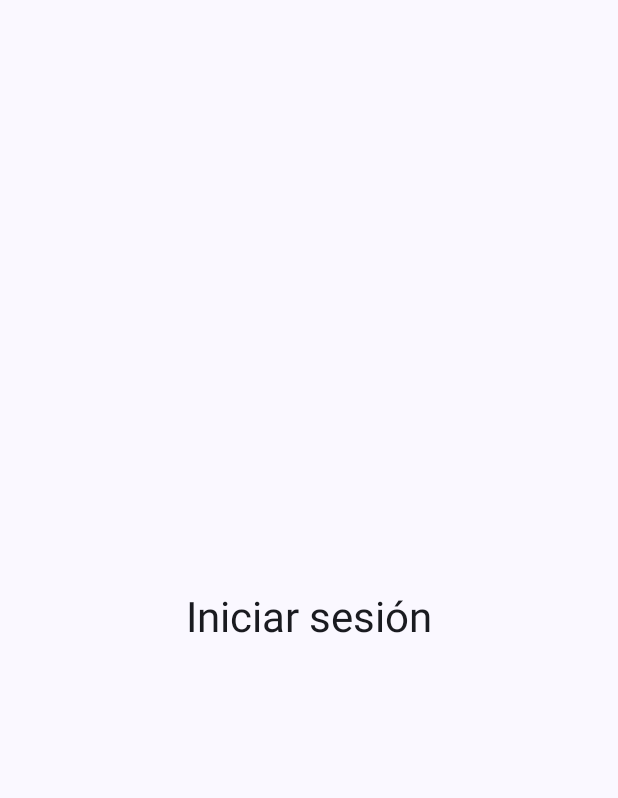
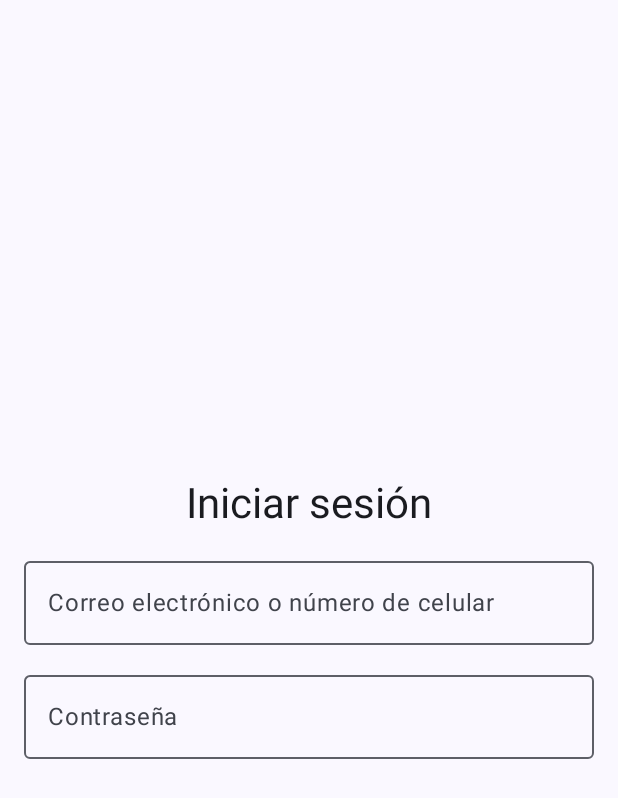
Before and after one commit to AdriPprgm/beneficios_juventud, an Android app built with Jetpack Compose: the screen it shows after launch (MainActivity), on a phone screen of 412 x 824 dp. Shown: the top 798 px of the screen. Run offline under Robolectric (Android 15) with nearby library versions, the phone set to English and light mode, and no system bars.

Commit message:
Vista de la pantalla de login

```diff
--- a/app/src/main/java/mx/apb/beneficios_juventud/view/MainierActivity.kt
+++ b/app/src/main/java/mx/apb/beneficios_juventud/view/MainierActivity.kt
@@ -8,13 +8,16 @@ import androidx.compose.foundation.layout.Arrangement
 import androidx.compose.foundation.layout.Box
 import androidx.compose.foundation.layout.Column
 import androidx.compose.foundation.layout.fillMaxSize
+import androidx.compose.foundation.layout.fillMaxWidth
 import androidx.compose.foundation.layout.padding
 import androidx.compose.material3.MaterialTheme
+import androidx.compose.material3.OutlinedTextField
 import androidx.compose.material3.Scaffold
 import androidx.compose.material3.Text
 import androidx.compose.runtime.Composable
 import androidx.compose.ui.Alignment
 import androidx.compose.ui.Modifier
+import androidx.compose.ui.text.input.PasswordVisualTransformation
 import androidx.compose.ui.tooling.preview.Preview
 import androidx.compose.ui.unit.dp
 import mx.apb.beneficios_juventud.ui.theme.Beneficios_juventudTheme
@@ -41,9 +44,7 @@ class MainActivity : ComponentActivity() {
     }
 }
 
-// Prueba Repositorio GitHub
-// SCRUM MASTER
-
+// App principal
 @Composable
 fun Login(modifier: Modifier = Modifier) {
     Box(
@@ -56,10 +57,42 @@ fun Login(modifier: Modifier = Modifier) {
             horizontalAlignment = Alignment.CenterHorizontally,
             verticalArrangement = Arrangement.spacedBy(12.dp)
         ) {
-            Text(text = "Iniciar sesión",
-                style = MaterialTheme.typography.headlineMedium)
+            Titulo("Iniciar sesión")
+            CampoCURP()
+            CampoFolio()
         }
     }
+}
+
+@Composable
+fun Titulo(texto: String, modifier: Modifier = Modifier) {
+    Text(text = texto,
+    style = MaterialTheme.typography.headlineMedium)
+}
+
+@Composable
+fun CampoCURP(modifier: Modifier = Modifier) {
+    OutlinedTextField(
+        value = "", // Obtener el valor del VM
+        onValueChange = {}, // Pasar el valor al VM
+        // TODO agregar conexión con el VM en las dos líneas anteriores
+        label = { Text("Correo electrónico o número de celular") },
+        singleLine = true,
+        modifier = modifier.fillMaxWidth()
+    )
+}
+
+@Composable
+fun CampoFolio(modifier: Modifier = Modifier) {
+    OutlinedTextField(
+        value = "", // Obtener el valor del VM
+        onValueChange = {}, // Pasar el valor al VM
+        // TODO agregar conexión con el VM en las dos líneas anteriores
+        label = { Text("Contraseña") },
+        singleLine = true,
+        visualTransformation = PasswordVisualTransformation(),
+        modifier = modifier.fillMaxWidth()
+    )
 }
 
 @Preview(showBackground = true)
```
